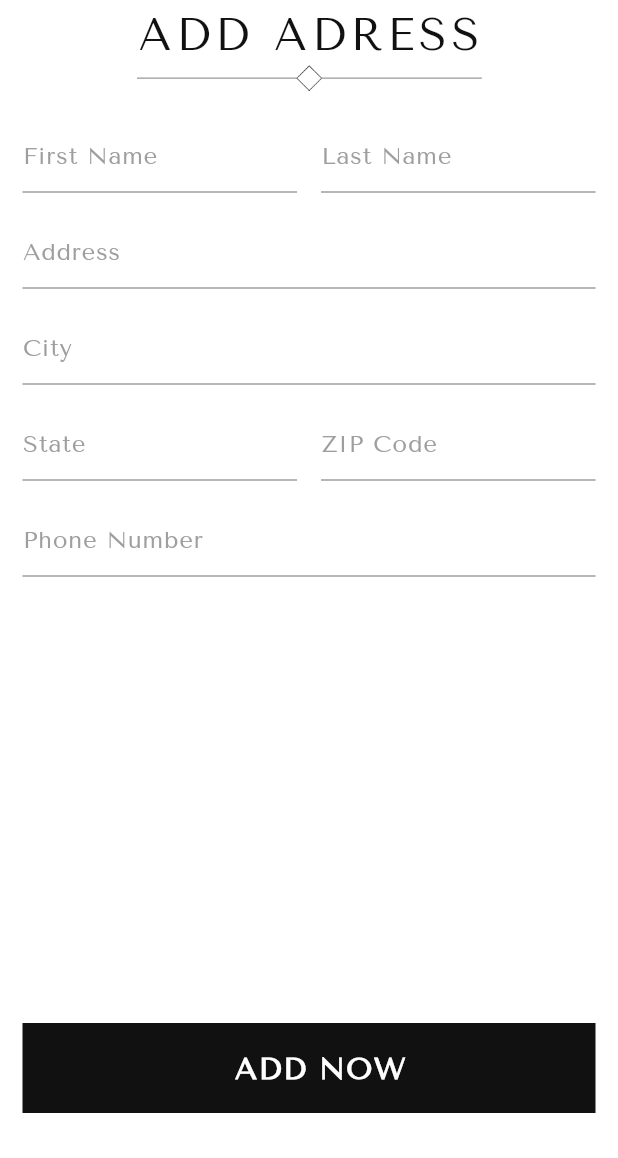
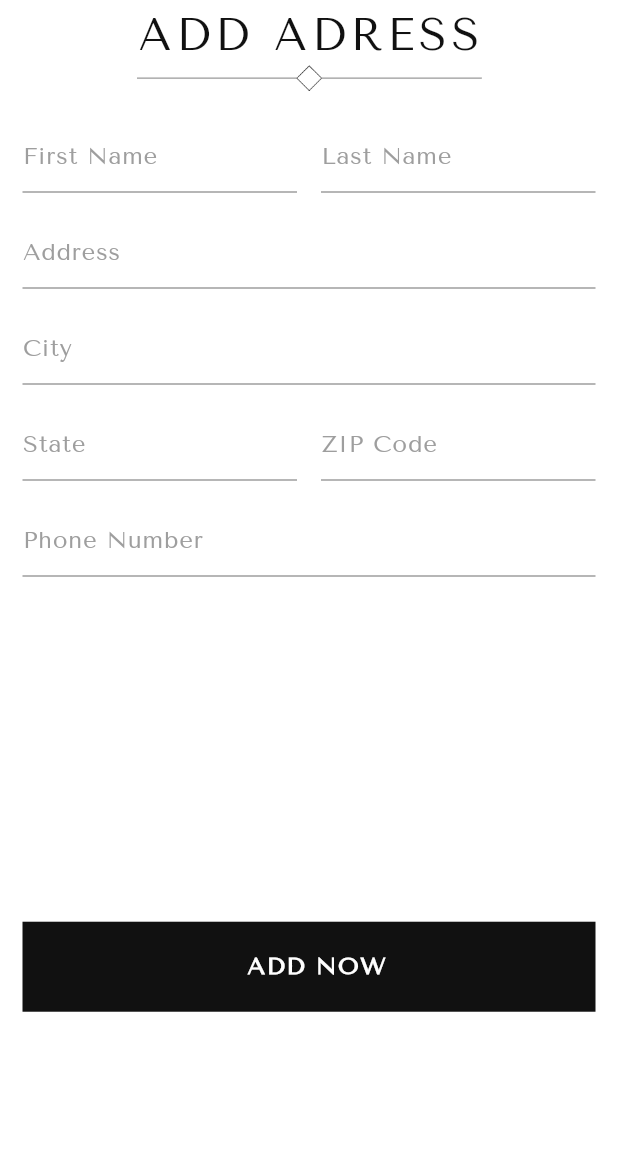
Before and after one commit to MohamedAssem-663/fashion_app, a Flutter app: the AddAdress screen opened directly with sample values from the repository, on a phone screen of 412 x 824 dp, the part 78-1236 px from its top. Run offline on Flutter 3.47's test engine with Material 3 defaults, Android fonts, the phone set to English and light mode, and no system bars; our stand-ins replace flutter_credit_card, flutter_svg, gap, go_router, ionicons.

Commit message:
some modifications

```diff
--- a/lib/componants/custom_button.dart
+++ b/lib/componants/custom_button.dart
@@ -26,18 +26,18 @@ class CustomButton extends StatelessWidget {
         width: double.infinity,
         height: 60,
         child: Padding(
-          padding: const EdgeInsets.symmetric(horizontal: 18, vertical: 14),
+          padding: const EdgeInsets.symmetric(horizontal: 14, vertical: 14),
           child: Row(
             mainAxisAlignment: MainAxisAlignment.center,
             children: [
               isSvg
                   ? SvgPicture.asset("assets/svgs/shopping bag.svg")
-                  : SizedBox.shrink(),
-              Gap(15),
+                  : SizedBox(width: 0),
+              Gap(10),
               Customtext(
                 text: titel.toUpperCase(),
                 color: Colors.white,
-                fontSize: 20,
+                fontSize: 16,
                 weight: FontWeight.bold,
               ),
             ],
--- a/lib/screens/add_credit_card/add_credit_card.dart
+++ b/lib/screens/add_credit_card/add_credit_card.dart
@@ -45,7 +45,7 @@ class _AddCreditCardState extends State<AddCreditCard> {
             child: Column(
               crossAxisAlignment: CrossAxisAlignment.center,
               children: [
-                Header(title: "Payment method".toUpperCase()),
+                Header(title: "Payment".toUpperCase()),
                 Gap(15),
                 CreditCardWidget(
                   cardNumber: cardNumber,
--- a/lib/screens/adress/add_adress.dart
+++ b/lib/screens/adress/add_adress.dart
@@ -60,11 +60,10 @@ class _AddAdressState extends State<AddAdress> {
       appBar: CustomAppbar(isBlackk: false),
       body: Padding(
         padding: const EdgeInsets.symmetric(horizontal: 15),
-        child: Column(
+        child: ListView(
           children: [
             Header(title: "Add Adress".toUpperCase()),
-            Expanded(
-              child: Form(
+            Form(
               key: _formKey,
               child: Column(
                 children: [
@@ -118,11 +117,7 @@ class _AddAdressState extends State<AddAdress> {
                     keyboardType: TextInputType.phone,
                     controller: phoneController,
                   ),
-                    const Spacer(),
-                  ],
-                ),
-              ),
-            ),
+                  SizedBox(height: 230),
                   CustomButton(
                     isSvgg: false,
                     titel: "Add Now".toUpperCase(),
@@ -144,8 +139,10 @@ class _AddAdressState extends State<AddAdress> {
                       }
                     },
                   ),
-
                   const Gap(30),
+                ],
+              ),
+            ),
           ],
         ),
       ),
--- a/lib/screens/home/widgets/about.dart
+++ b/lib/screens/home/widgets/about.dart
@@ -9,11 +9,11 @@ class About extends StatelessWidget {
     return Row(
       mainAxisAlignment: MainAxisAlignment.center,
       children: [
-        Customtext(text: "About", fontSize: 30),
+        Customtext(text: "About", fontSize: 25),
         Gap(30),
-        Customtext(text: "Contact", fontSize: 30),
+        Customtext(text: "Contact", fontSize: 25),
         Gap(30),
-        Customtext(text: "Blog", fontSize: 30),
+        Customtext(text: "Blog", fontSize: 25),
       ],
     );
   }
--- a/lib/screens/place_order/place_order.dart
+++ b/lib/screens/place_order/place_order.dart
@@ -180,12 +180,13 @@ class _PlaceOrderState extends State<PlaceOrder> {
                           children: [
                             SvgPicture.asset(
                               "assets/svgs/Mastercard.svg",
-                              width: 40,
+                              width: 35,
                             ),
                             Gap(10),
                             Customtext(
                               text: "Master Card Ending",
                               color: Colors.black,
+                              fontSize: 14,
                             ),
                             Gap(10),
                             Customtext(
--- a/lib/screens/place_order/widgets/custom_dialog.dart
+++ b/lib/screens/place_order/widgets/custom_dialog.dart
@@ -72,6 +72,7 @@ class CustomDailog extends StatelessWidget {
                   child: CustomButton(
                     isSvgg: false,
                     titel: "Submit",
+
                     onTap: () {
                       Navigator.pop(context);
                       Navigator.pop(context);
@@ -79,7 +80,7 @@ class CustomDailog extends StatelessWidget {
                     },
                   ),
                 ),
-                Gap(20),
+                Gap(10),
                 Expanded(
                   child: CustomButton(
                     isSvgg: false,
```
Lines whose indentation alone changed are shown as unchanged.
